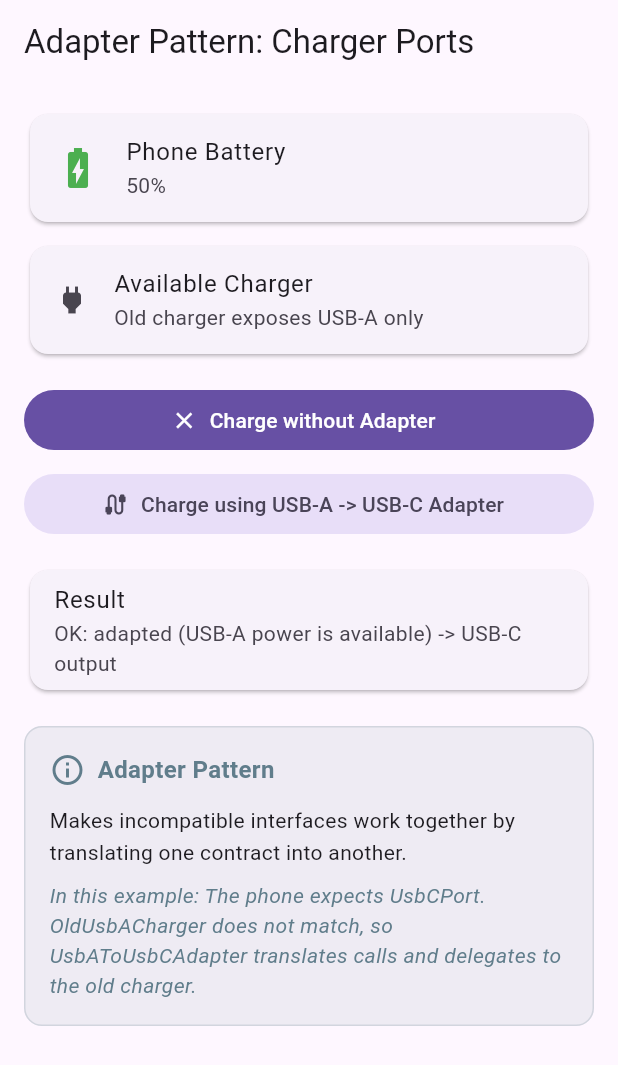
After one commit to abdalrhman7/design-patterns-by-example-dart-flutter, a Flutter app: the ChargerAdapterScreen screen opened directly, after a tap on "Charge without Adapter", after a tap on "Charge using USB-A -> USB-C Adapter", on a phone screen of 412 x 824 dp. The commit adds this screen. Shown: the top 1065 px of the screen. Run offline on Flutter 3.47's test engine with Material 3 defaults, Android fonts, the phone set to English and light mode, and no system bars.

Commit message:
Update home pattern catalog: Add Charger Adapter example

```diff
--- a/lib/home_screen/home_pattern_catalog.dart
+++ b/lib/home_screen/home_pattern_catalog.dart
@@ -7,6 +7,7 @@ import 'package:design_patterns_flutter/creational/abstract_factory/flutter_exam
 import 'package:design_patterns_flutter/creational/factory_method/flutter_examples/ui/dialog_factory_screen.dart';
 import 'package:design_patterns_flutter/creational/singletone/flutter_examples/ui/counter_singletone_screens.dart';
 import 'package:design_patterns_flutter/home_screen/pattern_models.dart';
+import 'package:design_patterns_flutter/structural/adapter/flutter_examples/charger_adapter/ui/charger_adapter_screen.dart';
 import 'package:design_patterns_flutter/structural/adapter/flutter_examples/payment_gateway_adapter/ui/payment_gateway_adapter_screen.dart';
 import 'package:design_patterns_flutter/structural/decorator/flutter_examples/pizza_decorator/ui/decorator_pizza_screen.dart';
 
@@ -109,7 +110,12 @@ List<PatternCategory> buildHomePatternCatalog() {
           description: 'Convert one interface into another expected by existing client code.',
           examples: [
             const ExampleItem(
-              title: 'Example 1: Payment Gateway Adapter',
+              title: 'Example 1: Charger Port Adapter',
+              subtitle: 'USB-A charger cannot plug into USB-C phone without adapter.',
+              screen: ChargerAdapterScreen(),
+            ),
+            const ExampleItem(
+              title: 'Example 2: Payment Gateway Adapter',
               subtitle: 'Keep legacy checkout API while integrating QuickPay via adapter.',
               screen: PaymentGatewayAdapterScreen(),
             ),
--- /dev/null
+++ b/lib/structural/adapter/flutter_examples/charger_adapter/charger_adapter.dart
@@ -0,0 +1,39 @@
+/// Target interface expected by the phone.
+/// The phone only knows USB-C style charging.
+abstract class UsbCPort {
+  String providePowerUsbC();
+}
+
+/// Client: modern phone that depends on UsbCPort.
+class ModernPhone {
+  int batteryPercent = 20;
+
+  String charge(UsbCPort port) {
+    final result = port.providePowerUsbC();
+    if (result.startsWith('OK')) {
+      batteryPercent = (batteryPercent + 30).clamp(0, 100);
+    }
+    return result;
+  }
+}
+
+/// Adaptee: old wall charger with incompatible interface (USB-A).
+class OldUsbACharger {
+  String providePowerUsbA() {
+    return 'USB-A power is available';
+  }
+}
+
+/// Adapter: converts USB-A charger behavior to UsbCPort.
+/// Delegation: adapter forwards to OldUsbACharger after translation.
+class UsbAToUsbCAdapter implements UsbCPort {
+  final OldUsbACharger _oldCharger;
+
+  UsbAToUsbCAdapter(this._oldCharger);
+
+  @override
+  String providePowerUsbC() {
+    final raw = _oldCharger.providePowerUsbA();
+    return 'OK: adapted ($raw) -> USB-C output';
+  }
+}
--- /dev/null
+++ b/lib/structural/adapter/flutter_examples/charger_adapter/main.dart
@@ -0,0 +1,18 @@
+import 'package:design_patterns_flutter/structural/adapter/flutter_examples/charger_adapter/ui/charger_adapter_screen.dart';
+import 'package:flutter/material.dart';
+
+void main() {
+  runApp(const ChargerAdapterApp());
+}
+
+class ChargerAdapterApp extends StatelessWidget {
+  const ChargerAdapterApp({super.key});
+
+  @override
+  Widget build(BuildContext context) {
+    return MaterialApp(
+      title: 'Adapter Pattern: Charger',
+      home: const ChargerAdapterScreen(),
+    );
+  }
+}
--- /dev/null
+++ b/lib/structural/adapter/flutter_examples/charger_adapter/ui/charger_adapter_screen.dart
@@ -0,0 +1,92 @@
+import 'package:design_patterns_flutter/core/widgets/pattern_definition_card.dart';
+import 'package:design_patterns_flutter/structural/adapter/flutter_examples/charger_adapter/charger_adapter.dart';
+import 'package:flutter/material.dart';
+
+class ChargerAdapterScreen extends StatefulWidget {
+  const ChargerAdapterScreen({super.key});
+
+  @override
+  State<ChargerAdapterScreen> createState() => _ChargerAdapterScreenState();
+}
+
+class _ChargerAdapterScreenState extends State<ChargerAdapterScreen> {
+  final ModernPhone _phone = ModernPhone();
+  final OldUsbACharger _oldCharger = OldUsbACharger();
+
+  String _status = 'Try charging with and without an adapter.';
+
+  void _tryWithoutAdapter() {
+    setState(() {
+      _status =
+          'Fail: Phone expects USB-C port, but charger exposes USB-A only. '
+          'Interfaces are incompatible.';
+    });
+  }
+
+  void _chargeWithAdapter() {
+    final adapter = UsbAToUsbCAdapter(_oldCharger);
+    setState(() {
+      _status = _phone.charge(adapter);
+    });
+  }
+
+  @override
+  Widget build(BuildContext context) {
+    final battery = _phone.batteryPercent;
+    final isHealthy = battery >= 50;
+
+    return Scaffold(
+      appBar: AppBar(title: const Text('Adapter Pattern: Charger Ports')),
+      body: ListView(
+        padding: const EdgeInsets.all(16),
+        children: [
+          Card(
+            child: ListTile(
+              leading: Icon(
+                isHealthy ? Icons.battery_charging_full : Icons.battery_alert,
+                color: isHealthy ? Colors.green : Colors.orange,
+                size: 32,
+              ),
+              title: const Text('Phone Battery'),
+              subtitle: Text('$battery%'),
+            ),
+          ),
+          const SizedBox(height: 8),
+          const Card(
+            child: ListTile(
+              leading: Icon(Icons.power),
+              title: Text('Available Charger'),
+              subtitle: Text('Old charger exposes USB-A only'),
+            ),
+          ),
+          const SizedBox(height: 16),
+          FilledButton.icon(
+            onPressed: _tryWithoutAdapter,
+            icon: const Icon(Icons.close),
+            label: const Text('Charge without Adapter'),
+          ),
+          const SizedBox(height: 8),
+          FilledButton.tonalIcon(
+            onPressed: _chargeWithAdapter,
+            icon: const Icon(Icons.cable),
+            label: const Text('Charge using USB-A -> USB-C Adapter'),
+          ),
+          const SizedBox(height: 16),
+          Card(
+            child: ListTile(
+              title: const Text('Result'),
+              subtitle: Text(_status),
+            ),
+          ),
+          const PatternDefinitionCard(
+            title: 'Adapter Pattern',
+            description:
+                'Makes incompatible interfaces work together by translating one contract into another.',
+            exampleContext:
+                'The phone expects UsbCPort. OldUsbACharger does not match, so UsbAToUsbCAdapter translates calls and delegates to the old charger.',
+          ),
+        ],
+      ),
+    );
+  }
+}
```
